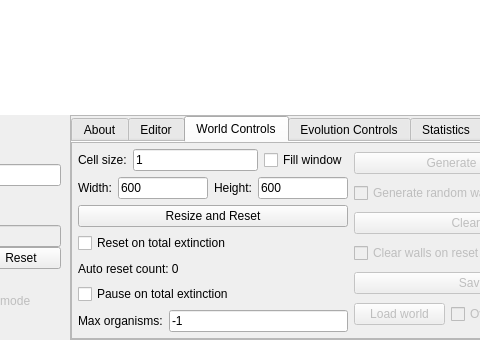
Qt form LifeEngineCpp/mainwindow.ui (SuperSpaceEye/LifeEngineExtended) before a commit; both pictures show x 269 to 749 and y 560 to 900 of the 900 by 900 pixel window.
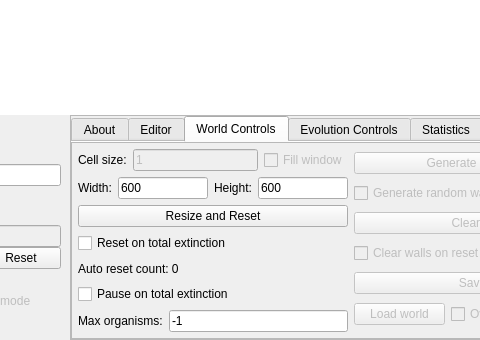
The same form after that commit. The open tabs and pages were chosen to show the change.

```diff
--- a/LifeEngineCpp/mainwindow.ui
+++ b/LifeEngineCpp/mainwindow.ui
@@ -519,6 +519,9 @@
                         </item>
                         <item>
                          <widget class="QLineEdit" name="le_cell_size">
+                          <property name="enabled">
+                           <bool>false</bool>
+                          </property>
                           <property name="text">
                            <string>1</string>
                           </property>
@@ -526,6 +529,9 @@
                         </item>
                         <item>
                          <widget class="QCheckBox" name="cb_fill_window">
+                          <property name="enabled">
+                           <bool>false</bool>
+                          </property>
                           <property name="text">
                            <string>Fill window</string>
                           </property>
```
Left out of the diff: 973 changed lines with no effect on the pictures.
